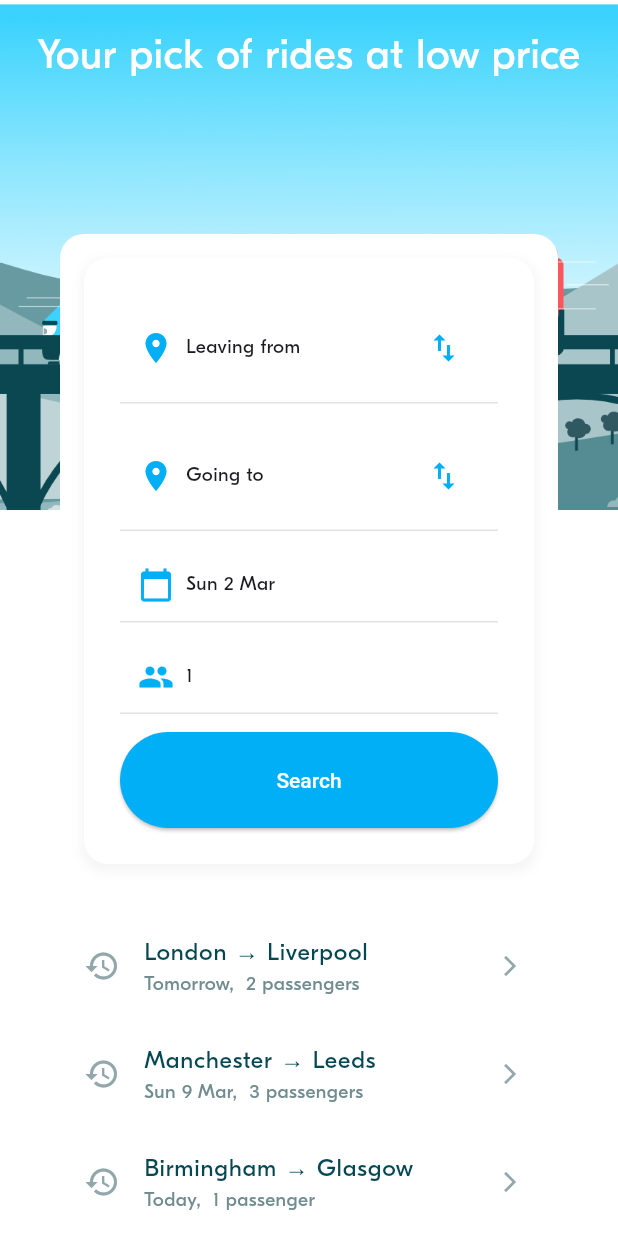
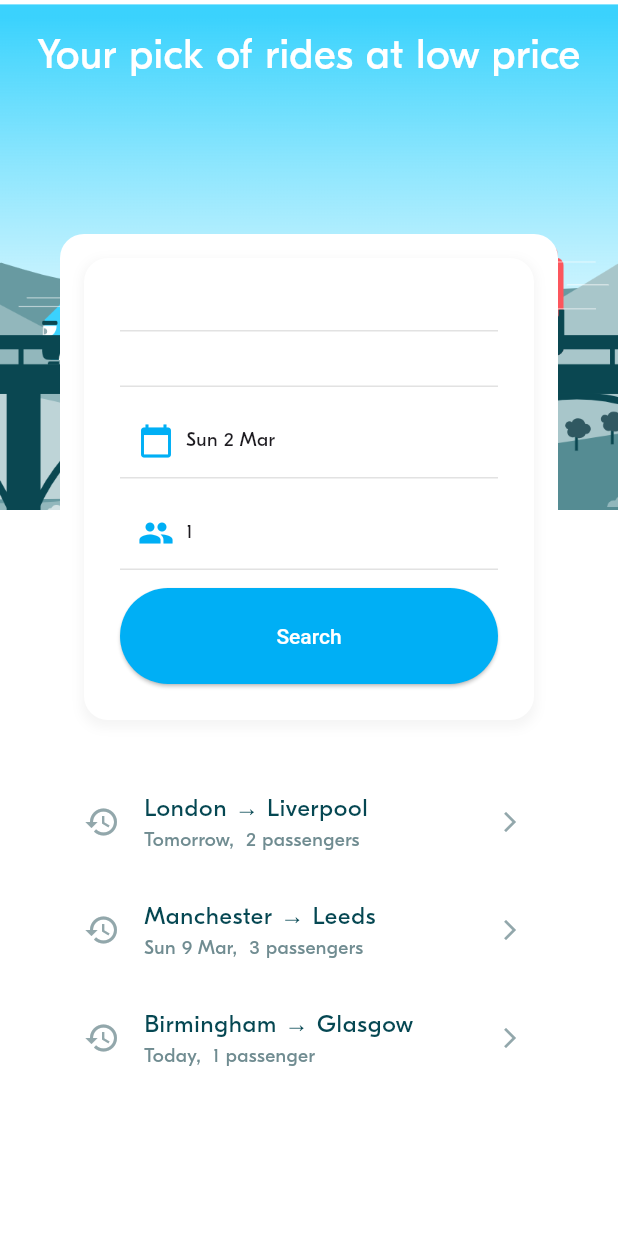
Before and after one commit to Nene1222/blablacar, a Flutter app: the screen it shows after launch, on a phone screen of 412 x 824 dp. Run offline on Flutter 3.47's test engine with Material 3 defaults, Android fonts, the phone set to English and light mode, and no system bars; project files that could hold a hidden picture were left out.

Commit message:
bla-003 start code

```diff
--- a/lib/screens/ride_pref/widgets/ride_pref_form.dart
+++ b/lib/screens/ride_pref/widgets/ride_pref_form.dart
@@ -236,23 +236,23 @@ class _RidePrefFormState extends State<RidePrefForm> {
           bottom: BorderSide(color: BlaColors.greyLight),
         ),
       ),
-      child: Row(
-        mainAxisAlignment: MainAxisAlignment.spaceBetween,
-        children: [
-          Row(
-            children: [
-              Icon(icon, color: BlaColors.primary),
-              SizedBox(width: 8),
-              Text(locationName, style: BlaTextStyles.label),
-            ],
-          ),
-          IconButton(
-            icon: Icon(Icons.swap_vert, color: BlaColors.primary),
-            onPressed: _swapLocations,
-            tooltip: 'Swap locations',
-          ),
-        ],
-      ),
+      // child: Row(
+      //   mainAxisAlignment: MainAxisAlignment.spaceBetween,
+      //   children: [
+      //     Row(
+      //       children: [
+      //         Icon(icon, color: BlaColors.primary),
+      //         SizedBox(width: 8),
+      //         Text(locationName, style: BlaTextStyles.label),
+      //       ],
+      //     ),
+      //     IconButton(
+      //       icon: Icon(Icons.swap_vert, color: BlaColors.primary),
+      //       onPressed: _swapLocations,
+      //       tooltip: 'Swap locations',
+      //     ),
+      //   ],
+      // ),
     );
   }
 
```
